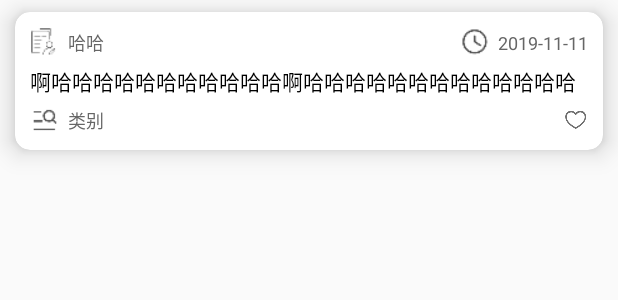
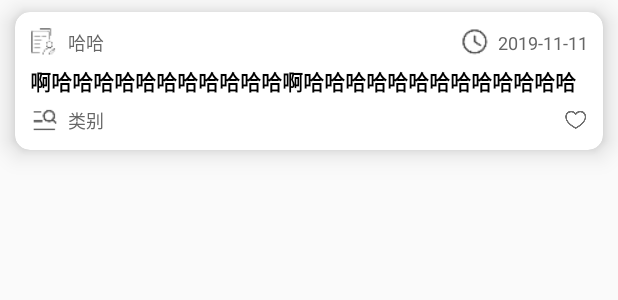
Before and after one commit to hjcasd/Wan, an Android app: the layout item_rv_home.xml on its own in the app's theme, with its tools: preview values and no code run, on a phone screen of 412 x 824 dp. Shown: the top 300 px of the screen. Run offline under Robolectric (Android 15) with nearby library versions, the phone set to English and light mode, and no system bars.

Commit message:
首页部分数据绑定

```diff
--- a/BaseLib/src/main/res/layout/default_no_network_view.xml
+++ b/BaseLib/src/main/res/layout/default_no_network_view.xml
@@ -23,7 +23,7 @@
             android:layout_centerInParent="true"
             android:layout_marginTop="5dp"
             android:textSize="12sp"
-            android:text="网络错误,点击重试" />
+            android:text="网络错误，请检查后重试" />
 
     </LinearLayout>
 
--- a/BaseLib/src/main/res/values/colors.xml
+++ b/BaseLib/src/main/res/values/colors.xml
@@ -4,6 +4,9 @@
     <color name="colorPrimaryDark">#488252</color>
     <color name="colorAccent">#5bd296</color>
 
+    <color name="app_bg">#f4f5f6</color>
+    <color name="app_color">#58ae6b</color>
+
     <color name="black">#1b1a1a</color>
     <color name="black_333">#333333</color>
     <color name="black_666">#666666</color>
--- a/app/src/main/java/com/hjc/wan/ui/contract/home/HomeContract.kt
+++ b/app/src/main/java/com/hjc/wan/ui/contract/home/HomeContract.kt
@@ -17,6 +17,6 @@ interface HomeContract {
 
     interface Presenter {
         fun loadBannerData()
-        fun loadArticleData(page: Int, isFirst: Boolean)
+        fun loadListData(page: Int, isFirst: Boolean)
     }
 }
--- a/app/src/main/java/com/hjc/wan/ui/presenter/home/HomePresenter.kt
+++ b/app/src/main/java/com/hjc/wan/ui/presenter/home/HomePresenter.kt
@@ -32,7 +32,7 @@ class HomePresenter : BasePresenter<HomeContract.View>(), HomeContract.Presenter
             })
     }
 
-    override fun loadArticleData(page: Int, isFirst: Boolean) {
+    override fun loadListData(page: Int, isFirst: Boolean) {
         if (isFirst) {
             getView().showLoading()
         }
--- a/app/src/main/res/layout/item_rv_home.xml
+++ b/app/src/main/res/layout/item_rv_home.xml
@@ -25,7 +25,7 @@
             app:layout_constraintTop_toTopOf="parent" />
 
         <TextView
-            android:id="@+id/tv_author"
+            android:id="@+id/tvAuthor"
             android:layout_width="wrap_content"
             android:layout_height="wrap_content"
             android:layout_marginLeft="5dp"
@@ -44,12 +44,12 @@
             android:layout_marginRight="5dp"
             android:src="@mipmap/icon_time"
             app:layout_constraintBottom_toBottomOf="@id/iv_author"
-            app:layout_constraintRight_toLeftOf="@id/tv_time"
+            app:layout_constraintRight_toLeftOf="@id/tvTime"
             app:layout_constraintTop_toTopOf="@id/iv_author" />
 
 
         <TextView
-            android:id="@+id/tv_time"
+            android:id="@+id/tvTime"
             android:layout_width="wrap_content"
             android:layout_height="wrap_content"
             android:text="2019-11-11"
@@ -61,7 +61,7 @@
 
 
         <TextView
-            android:id="@+id/tv_title"
+            android:id="@+id/tvTitle"
             android:layout_width="0dp"
             android:layout_height="wrap_content"
             android:layout_marginTop="5dp"
@@ -69,6 +69,7 @@
             android:maxLines="2"
             android:text="啊哈哈哈哈哈哈哈哈哈哈哈啊哈哈哈哈哈哈哈哈哈哈哈哈哈"
             android:textColor="@color/black"
+            android:textStyle="bold"
             android:textSize="14sp"
             app:layout_constraintLeft_toLeftOf="parent"
             app:layout_constraintRight_toRightOf="parent"
@@ -82,11 +83,11 @@
             android:layout_marginTop="5dp"
             android:src="@mipmap/icon_chapter"
             app:layout_constraintLeft_toLeftOf="parent"
-            app:layout_constraintTop_toBottomOf="@id/tv_title" />
+            app:layout_constraintTop_toBottomOf="@id/tvTitle" />
 
 
         <TextView
-            android:id="@+id/tv_chapter"
+            android:id="@+id/tvChapter"
             android:layout_width="wrap_content"
             android:layout_height="wrap_content"
             android:layout_marginLeft="5dp"
@@ -99,7 +100,7 @@
 
 
         <CheckBox
-            android:id="@+id/cb_collect"
+            android:id="@+id/cbCollect"
             android:layout_width="wrap_content"
             android:layout_height="wrap_content"
             android:button="@drawable/selector_cb_collect"
--- a/app/src/main/res/layout/layout_header_banner.xml
+++ b/app/src/main/res/layout/layout_header_banner.xml
@@ -8,7 +8,7 @@
         android:id="@+id/banner"
         android:layout_width="match_parent"
         android:layout_height="160dp"
-        app:banner_default_image="@mipmap/ic_launcher"
+        app:banner_default_image="@mipmap/icon_default_pic"
         app:delay_time="3000"
         app:image_scale_type="fit_xy">
 
```
Also changed, not shown: app/src/main/java/com/hjc/wan/ui/fragment/HomeFragment.kt (+34 -11 lines), app/src/main/java/com/hjc/wan/ui/fragment/adapter/HomeAdapter.kt (+31 -0 lines), app/src/main/res/layout/fragment_home.xml (+9 -10 lines).
